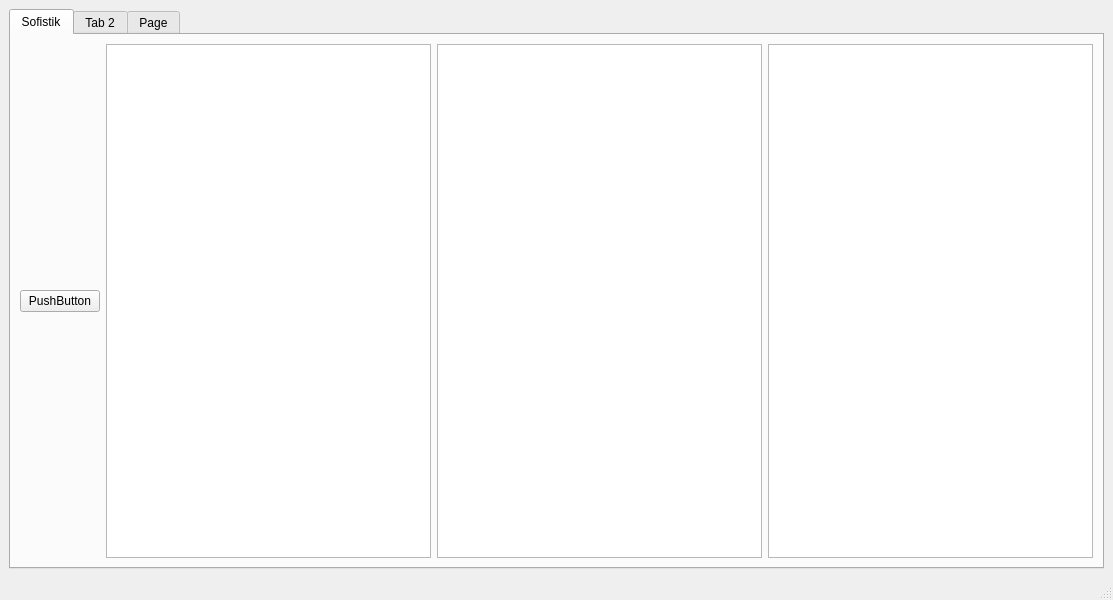
Old version of the form src/gui/main_gui.ui in the repository Utrfm/SPConcreteTools.
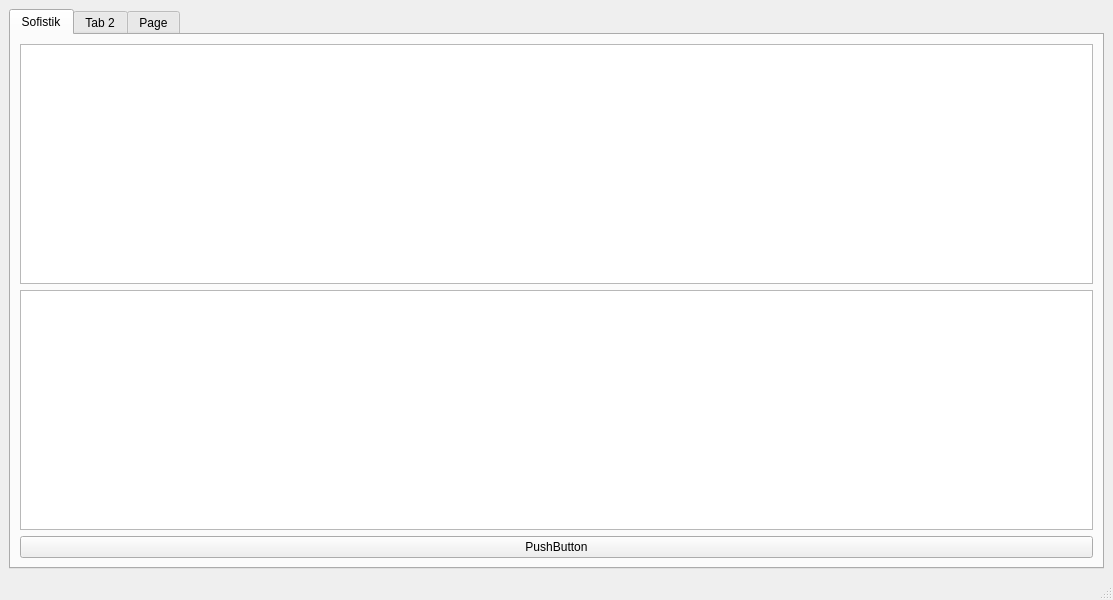
New version of the form.

```diff
--- a/src/gui/main_gui.ui
+++ b/src/gui/main_gui.ui
@@ -49,22 +49,19 @@
          </attribute>
          <layout class="QHBoxLayout" name="horizontalLayout_2">
           <item>
-           <widget class="QPushButton" name="pushButton">
+           <layout class="QGridLayout" name="gridLayout_3">
+            <item row="2" column="0">
+             <widget class="QPushButton" name="pBOpenFile">
             <property name="text">
              <string>PushButton</string>
             </property>
            </widget>
           </item>
-          <item>
-           <layout class="QGridLayout" name="gridLayout_3">
-            <item row="0" column="2">
-             <widget class="QListView" name="listView"/>
-            </item>
-            <item row="0" column="1">
-             <widget class="QListView" name="listView_2"/>
-            </item>
             <item row="0" column="0">
-             <widget class="QListView" name="listView_3"/>
+             <widget class="QTextEdit" name="textEdit"/>
+            </item>
+            <item row="1" column="0">
+             <widget class="QPlainTextEdit" name="plainTextEdit"/>
             </item>
            </layout>
           </item>
```
Lines whose indentation alone changed are shown as unchanged.
